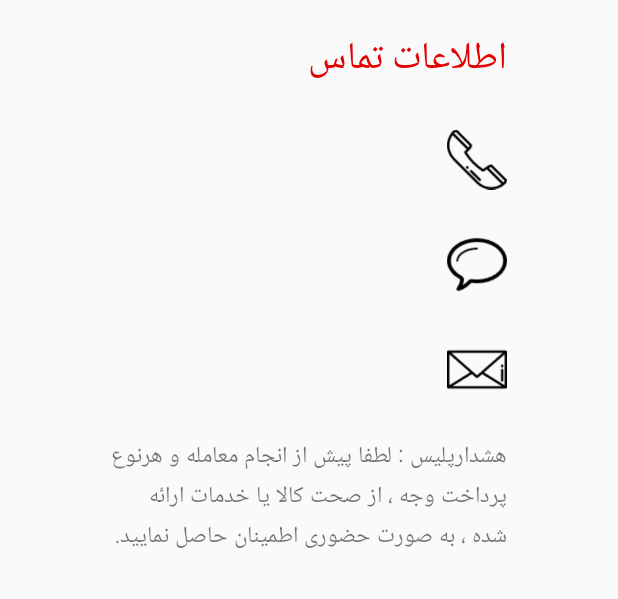
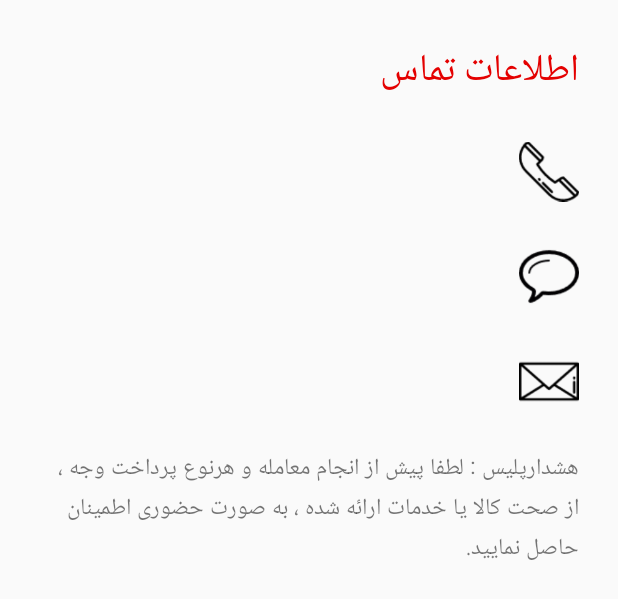
Before and after one commit to mhrd/Mahem, an Android app: the layout activity_contact.xml on its own in the app's theme, with its tools: preview values and no code run, on a phone screen of 412 x 824 dp. Shown: the top 599 px of the screen. Run offline under Robolectric (Android 15) with nearby library versions, the phone set to English and light mode, and no system bars.

Commit message:
Add files via upload

```diff
--- a/app/src/main/res/values/dimens.xml
+++ b/app/src/main/res/values/dimens.xml
@@ -1,6 +1,6 @@
 <resources>
-    <!-- Example customization of dimensions originally defined in res/values/dimens.xml
-         (such as screen margins) for screens with more than 820dp of available width. This
-         would include 7" and 10" devices in landscape (~960dp and ~1280dp respectively). -->
-    <dimen name="activity_horizontal_margin">64dp</dimen>
+    <!-- Default screen margins, per the Android Design guidelines. -->
+    <dimen name="activity_horizontal_margin">16dp</dimen>
+    <dimen name="activity_vertical_margin">16dp</dimen>
+    <dimen name="fab_margin">16dp</dimen>
 </resources>
```
